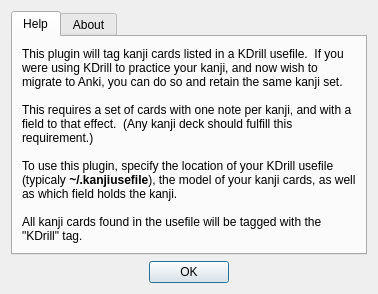
Above: kdrill/help.ui from fbriere/anki-kdrill before the change. Below: the same form after it.
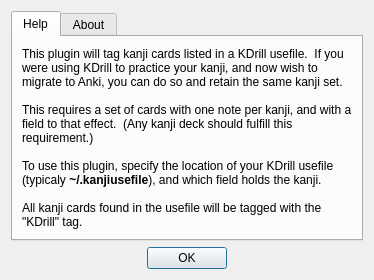
That is the form after the change.

Commit message:
Ditch the model restriction, and only ask for a field
This brings us more in line with other Anki dialogs, like "Find
Duplicates" and "Find and Replace".

Diff of the .ui file:
```diff
--- a/kdrill/help.ui
+++ b/kdrill/help.ui
@@ -33,7 +33,7 @@
 &lt;p style=&quot;-qt-paragraph-type:empty; margin-top:0px; margin-bottom:0px; margin-left:0px; margin-right:0px; -qt-block-indent:0; text-indent:0px;&quot;&gt;&lt;br /&gt;&lt;/p&gt;
 &lt;p style=&quot; margin-top:0px; margin-bottom:0px; margin-left:0px; margin-right:0px; -qt-block-indent:0; text-indent:0px;&quot;&gt;This requires a set of cards with one note per kanji, and with a field to that effect.  (Any kanji deck should fulfill this requirement.)&lt;/p&gt;
 &lt;p style=&quot;-qt-paragraph-type:empty; margin-top:0px; margin-bottom:0px; margin-left:0px; margin-right:0px; -qt-block-indent:0; text-indent:0px;&quot;&gt;&lt;br /&gt;&lt;/p&gt;
-&lt;p style=&quot; margin-top:0px; margin-bottom:0px; margin-left:0px; margin-right:0px; -qt-block-indent:0; text-indent:0px;&quot;&gt;To use this plugin, specify the location of your KDrill usefile (typicaly &lt;span style=&quot; font-weight:600;&quot;&gt;~/.kanjiusefile&lt;/span&gt;), the model of your kanji cards, as well as which field holds the kanji.&lt;/p&gt;
+&lt;p style=&quot; margin-top:0px; margin-bottom:0px; margin-left:0px; margin-right:0px; -qt-block-indent:0; text-indent:0px;&quot;&gt;To use this plugin, specify the location of your KDrill usefile (typicaly &lt;span style=&quot; font-weight:600;&quot;&gt;~/.kanjiusefile&lt;/span&gt;), and which field holds the kanji.&lt;/p&gt;
 &lt;p style=&quot;-qt-paragraph-type:empty; margin-top:0px; margin-bottom:0px; margin-left:0px; margin-right:0px; -qt-block-indent:0; text-indent:0px;&quot;&gt;&lt;br /&gt;&lt;/p&gt;
 &lt;p style=&quot; margin-top:0px; margin-bottom:0px; margin-left:0px; margin-right:0px; -qt-block-indent:0; text-indent:0px;&quot;&gt;All kanji cards found in the usefile will be tagged with the &amp;quot;KDrill&amp;quot; tag.&lt;/p&gt;&lt;/body&gt;&lt;/html&gt;</string>
          </property>
```
The commit also changes 4 other files.
